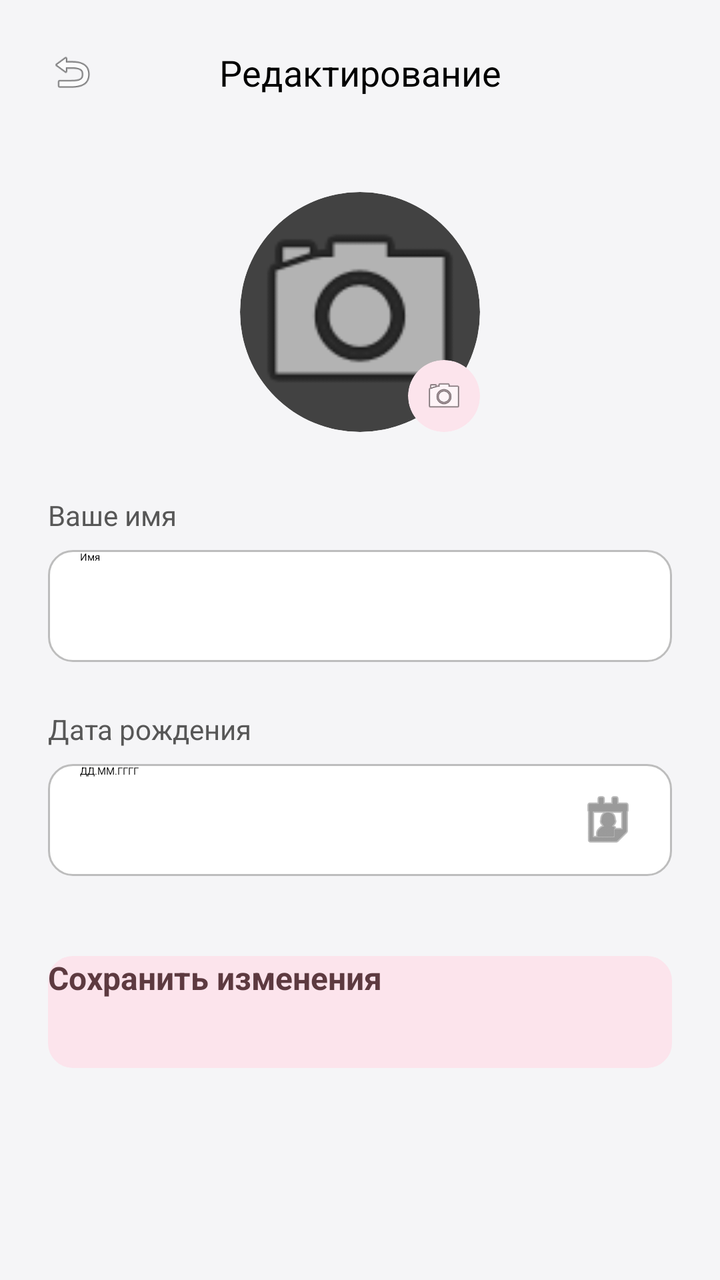
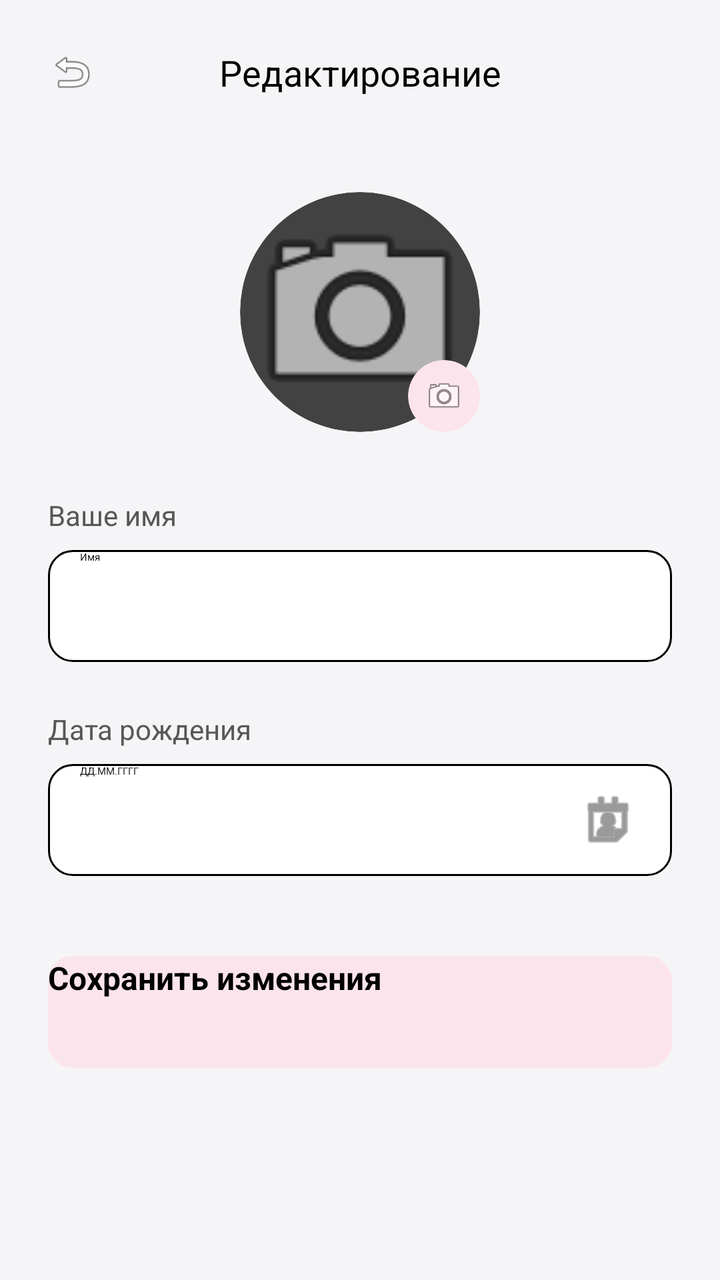

An Android layout rendered at two revisions. The XML below is the earlier revision; the diff shows what the commit changed to produce the second picture.
<!-- AndroidManifest.xml: application theme Theme.App.Starting -->
<!-- res/layout/edit_profile_fragment.xml -->
<?xml version="1.0" encoding="utf-8"?>
<androidx.constraintlayout.widget.ConstraintLayout xmlns:android="http://schemas.android.com/apk/res/android"
    xmlns:app="http://schemas.android.com/apk/res-auto"
    android:layout_width="match_parent"
    android:layout_height="match_parent"
    android:background="@color/background_light">

    
    <androidx.constraintlayout.widget.ConstraintLayout
        android:id="@+id/topBar"
        android:layout_width="match_parent"
        android:layout_height="wrap_content"
        android:padding="16dp"
        app:layout_constraintTop_toTopOf="parent">

        <ImageView
            android:id="@+id/btnBack"
            android:layout_width="40dp"
            android:layout_height="40dp"
            android:padding="8dp"
            android:src="@android:drawable/ic_menu_revert"
            app:layout_constraintStart_toStartOf="parent"
            app:layout_constraintTop_toTopOf="parent"
            app:layout_constraintBottom_toBottomOf="parent"
            app:tint="@color/text_primary" />

        <TextView
            android:layout_width="wrap_content"
            android:layout_height="wrap_content"
            android:fontFamily="sans-serif-bold"
            android:text="Редактирование"
            android:textColor="@color/text_primary"
            android:textSize="18sp"
            app:layout_constraintBottom_toBottomOf="parent"
            app:layout_constraintEnd_toEndOf="parent"
            app:layout_constraintStart_toStartOf="parent"
            app:layout_constraintTop_toTopOf="parent" />

    </androidx.constraintlayout.widget.ConstraintLayout>

    <ScrollView
        android:layout_width="match_parent"
        android:layout_height="0dp"
        app:layout_constraintBottom_toBottomOf="parent"
        app:layout_constraintTop_toBottomOf="@id/topBar">

        <LinearLayout
            android:layout_width="match_parent"
            android:layout_height="wrap_content"
            android:gravity="center_horizontal"
            android:orientation="vertical"
            android:padding="24dp">

            
            <androidx.constraintlayout.widget.ConstraintLayout
                android:layout_width="wrap_content"
                android:layout_height="wrap_content"
                android:layout_marginBottom="32dp">

                <androidx.cardview.widget.CardView
                    android:id="@+id/cardAvatar"
                    android:layout_width="120dp"
                    android:layout_height="120dp"
                    app:cardCornerRadius="60dp"
                    app:cardElevation="4dp"
                    app:layout_constraintBottom_toBottomOf="parent"
                    app:layout_constraintEnd_toEndOf="parent"
                    app:layout_constraintStart_toStartOf="parent"
                    app:layout_constraintTop_toTopOf="parent">

                    <ImageView
                        android:id="@+id/ivAvatar"
                        android:layout_width="match_parent"
                        android:layout_height="match_parent"
                        android:scaleType="centerCrop"
                        android:src="@android:drawable/ic_menu_camera" />

                    
                    <ProgressBar
                        android:layout_width="wrap_content"
                        android:layout_height="wrap_content"
                        android:layout_gravity="center"
                        android:indeterminateTint="@color/baby_pink"
                        android:visibility="gone"/>
                </androidx.cardview.widget.CardView>

                
                <androidx.cardview.widget.CardView
                    android:layout_width="36dp"
                    android:layout_height="36dp"
                    app:cardBackgroundColor="@color/baby_pink"
                    app:cardCornerRadius="18dp"
                    app:cardElevation="6dp"
                    app:layout_constraintBottom_toBottomOf="@id/cardAvatar"
                    app:layout_constraintEnd_toEndOf="@id/cardAvatar">

                    <ImageView
                        android:layout_width="match_parent"
                        android:layout_height="match_parent"
                        android:padding="8dp"
                        android:src="@android:drawable/ic_menu_camera"
                        app:tint="@color/white" />
                </androidx.cardview.widget.CardView>
            </androidx.constraintlayout.widget.ConstraintLayout>

            
            <TextView
                android:layout_width="match_parent"
                android:layout_height="wrap_content"
                android:text="Ваше имя"
                android:textColor="@color/text_secondary"
                android:textSize="14sp"
                android:layout_marginBottom="8dp"/>

            <EditText
                android:id="@+id/etName"
                android:layout_width="match_parent"
                android:layout_height="56dp"
                android:background="@drawable/bg_input_field"
                android:hint="Имя"
                android:inputType="textPersonName|textCapWords"
                android:paddingHorizontal="16dp"
                android:textColor="@color/text_primary"
                android:layout_marginBottom="24dp"/>

            <TextView
                android:layout_width="match_parent"
                android:layout_height="wrap_content"
                android:text="Дата рождения"
                android:textColor="@color/text_secondary"
                android:textSize="14sp"
                android:layout_marginBottom="8dp"/>

            <EditText
                android:id="@+id/etBirthDate"
                android:layout_width="match_parent"
                android:layout_height="56dp"
                android:background="@drawable/bg_input_field"
                android:clickable="true"
                android:focusable="false"
                android:hint="ДД.ММ.ГГГГ"
                android:paddingHorizontal="16dp"
                android:textColor="@color/text_primary"
                android:drawableEnd="@android:drawable/ic_menu_my_calendar"
                android:drawableTint="@color/text_secondary"
                android:layout_marginBottom="40dp"/>

            
            <androidx.appcompat.widget.AppCompatButton
                android:id="@+id/btnSave"
                android:layout_width="match_parent"
                android:layout_height="56dp"
                android:background="@drawable/bg_input_field"
                android:backgroundTint="@color/baby_pink"
                android:text="Сохранить изменения"
                android:textAllCaps="false"
                android:textColor="#5D3A40"
                android:textSize="16sp"
                android:textStyle="bold" />

        </LinearLayout>
    </ScrollView>

    
    <FrameLayout
        android:id="@+id/loadingOverlay"
        android:layout_width="match_parent"
        android:layout_height="match_parent"
        android:background="#80000000"
        android:clickable="true"
        android:focusable="true"
        android:visibility="gone">
        <ProgressBar
            android:layout_width="wrap_content"
            android:layout_height="wrap_content"
            android:layout_gravity="center"
            android:indeterminateTint="@color/white"/>
    </FrameLayout>

</androidx.constraintlayout.widget.ConstraintLayout>
<!-- resources referenced by this layout -->
<resources>
  <color name="baby_pink">#FCE4EC</color>
  <color name="background_light">#F5F5F7</color>
  <color name="text_primary">#000000</color>
  <color name="text_secondary">#575757</color>
  <color name="white">#FFFFFF</color>
  <!-- drawable bg_input_field (drawable) -->
  <?xml version="1.0" encoding="utf-8"?>
  <shape xmlns:android="http://schemas.android.com/apk/res/android">
  
      <solid android:color="@color/white" />
  
      <corners android:radius="12dp" />
  
      <stroke
          android:width="1dp"
          android:color="@color/nav_icon_inactive" />
  </shape>
  <style name="Theme.App.Starting" parent="Theme.SplashScreen">
          <item name="windowSplashScreenBackground">@android:color/white</item>
          <item name="windowSplashScreenAnimatedIcon">@drawable/splash_icon</item>
          <item name="windowSplashScreenAnimationDuration">1000</item>
          <item name="postSplashScreenTheme">@style/Theme.OurMemories</item>
      </style>
  <color name="nav_icon_inactive">#BDBDBD</color>
  <!-- drawable splash_icon: png bitmap (drawable, 316944 bytes) -->
  <style name="Theme.OurMemories" parent="Base.Theme.OurMemories" />
  <style name="Base.Theme.OurMemories" parent="Theme.Material3.DayNight.NoActionBar">
          <item name="colorPrimary">@color/primary_lavender</item>
          <item name="colorOnPrimary">@color/white</item>
  
          <item name="android:windowBackground">@color/background_light</item>
          <item name="colorSurface">@color/white</item>
          <item name="colorOnSurface">@color/text_primary</item>
          <item name="colorOnBackground">@color/text_primary</item>
  
          <item name="android:textColorPrimary">@color/text_primary</item>
          <item name="android:textColorSecondary">@color/text_secondary</item>
      </style>
  <color name="primary_lavender">#9C27B0</color>
</resources>

<!-- the commit's change to res/layout/edit_profile_fragment.xml (unified diff, before → after) -->
@@ -154,7 +154,7 @@
                 android:backgroundTint="@color/baby_pink"
                 android:text="Сохранить изменения"
                 android:textAllCaps="false"
-                android:textColor="#5D3A40"
+                android:textColor="@color/text_primary"
                 android:textSize="16sp"
                 android:textStyle="bold" />
 
<!-- resource entries referenced after the edit -->
@@ -15,7 +15,7 @@
   
       <stroke
           android:width="1dp"
-          android:color="@color/nav_icon_inactive" />
+          android:color="@color/text_primary" />
   </shape>
   <style name="Theme.App.Starting" parent="Theme.SplashScreen">
           <item name="windowSplashScreenBackground">@android:color/white</item>
@@ -23,7 +23,6 @@
           <item name="windowSplashScreenAnimationDuration">1000</item>
           <item name="postSplashScreenTheme">@style/Theme.OurMemories</item>
       </style>
-  <color name="nav_icon_inactive">#BDBDBD</color>
   <!-- drawable splash_icon: png bitmap (drawable, 316944 bytes) -->
   <style name="Theme.OurMemories" parent="Base.Theme.OurMemories" />
   <style name="Base.Theme.OurMemories" parent="Theme.Material3.DayNight.NoActionBar">
